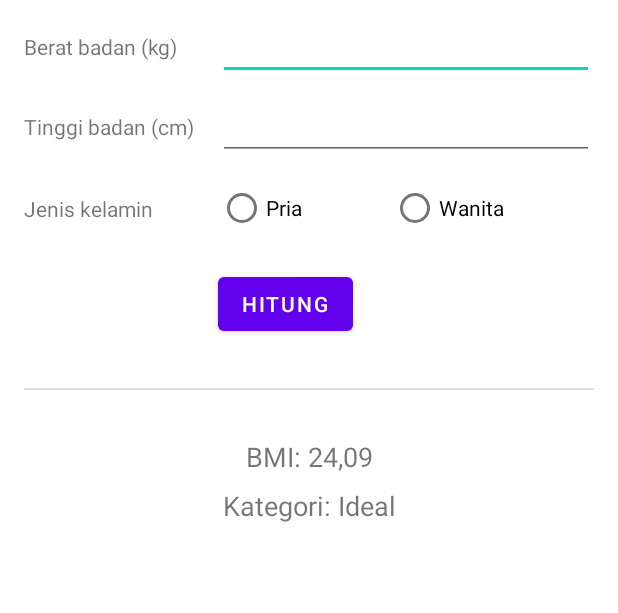
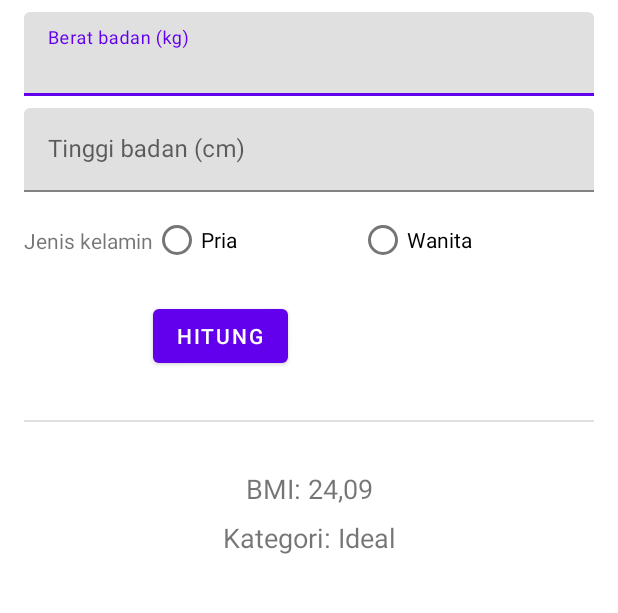
Before and after one commit to Hermanushasta/konversiMataUang, an Android app: the layout activity_main.xml on its own in the app's theme, with its tools: preview values and no code run, on a phone screen of 412 x 824 dp, the part 77-690 px from its top. Run offline under Robolectric (Android 15) with nearby library versions, the phone set to English and light mode, and no system bars.

Commit message:
mengganti input dengan material input

```diff
--- a/app/build.gradle
+++ b/app/build.gradle
@@ -42,6 +42,7 @@
     implementation 'androidx.appcompat:appcompat:1.6.1'
     implementation 'com.google.android.material:material:1.8.0'
     implementation 'androidx.constraintlayout:constraintlayout:2.1.4'
+    api 'com.google.android.material:material:1.1.0-alpha06'
     testImplementation 'junit:junit:4.13.2'
     androidTestImplementation 'androidx.test.ext:junit:1.1.5'
     androidTestImplementation 'androidx.test.espresso:espresso-core:3.5.1'
--- a/app/src/main/java/org/d3if0043/konversimatauang/MainActivity.kt
+++ b/app/src/main/java/org/d3if0043/konversimatauang/MainActivity.kt
@@ -18,12 +18,12 @@
     }
 
     private fun konvertMataUang() {
-        val berat = binding.beratEditText.text.toString()
+        val berat = binding.beratBadanInp.text.toString()
         if (TextUtils.isEmpty(berat)) {
             Toast.makeText(this, R.string.berat_invalid, Toast.LENGTH_LONG).show()
             return
         }
-        val tinggi = binding.tinggiEditText.text.toString()
+        val tinggi = binding.tinggiBadanInp.text.toString()
         if (TextUtils.isEmpty(tinggi)) {
             Toast.makeText(this, R.string.tinggi_invalid, Toast.LENGTH_LONG).show()
             return
--- a/app/src/main/res/layout/activity_main.xml
+++ b/app/src/main/res/layout/activity_main.xml
@@ -22,53 +22,41 @@
             app:layout_constraintStart_toStartOf="parent"
             app:layout_constraintTop_toTopOf="parent" />
 
-        <TextView
-            android:layout_width="wrap_content"
-            android:layout_height="wrap_content"
-            android:layout_marginStart="16dp"
-            android:labelFor="@id/beratEditText"
-            android:text="@string/berat_badan"
-            app:layout_constraintBottom_toBottomOf="@+id/beratEditText"
-            app:layout_constraintStart_toStartOf="parent"
-            app:layout_constraintTop_toTopOf="@+id/beratEditText" />
-
-        <EditText
-            android:id="@+id/beratEditText"
-            android:layout_width="0dp"
+        <com.google.android.material.textfield.TextInputLayout
+            android:id="@+id/beratBadan_hint"
+            android:layout_width="match_parent"
             android:layout_height="wrap_content"
             android:layout_marginStart="16dp"
             android:layout_marginTop="8dp"
             android:layout_marginEnd="16dp"
-            android:ems="10"
-            android:inputType="number"
-            app:layout_constraintEnd_toEndOf="parent"
-            app:layout_constraintStart_toEndOf="@+id/textView3"
-            app:layout_constraintTop_toBottomOf="@+id/textView" />
+            app:layout_constraintTop_toBottomOf="@+id/textView">
+
+            <com.google.android.material.textfield.TextInputEditText
+                android:id="@+id/beratBadan_inp"
+                android:layout_width="match_parent"
+                android:layout_height="wrap_content"
+                android:hint="@string/berat_badan" />
+        </com.google.android.material.textfield.TextInputLayout>
+
+        <com.google.android.material.textfield.TextInputLayout
+            android:id="@+id/tinggiBadan_hint"
+            android:layout_width="match_parent"
+            android:layout_height="wrap_content"
+            android:layout_marginStart="16dp"
+            android:layout_marginTop="8dp"
+            android:layout_marginEnd="16dp"
+            app:layout_constraintTop_toBottomOf="@+id/beratBadan_hint">
+
+            <com.google.android.material.textfield.TextInputEditText
+                android:id="@+id/tinggiBadan_inp"
+                android:layout_width="match_parent"
+                android:layout_height="wrap_content"
+                android:hint="@string/tinggi_badan" />
+        </com.google.android.material.textfield.TextInputLayout>
+
 
         <TextView
-            android:id="@+id/textView3"
-            android:layout_width="wrap_content"
-            android:layout_height="wrap_content"
-            android:layout_marginStart="16dp"
-            android:labelFor="@id/tinggiEditText"
-            android:text="@string/tinggi_badan"
-            app:layout_constraintBottom_toBottomOf="@+id/tinggiEditText"
-            app:layout_constraintStart_toStartOf="parent"
-            app:layout_constraintTop_toTopOf="@+id/tinggiEditText" />
-
-        <EditText
-            android:id="@+id/tinggiEditText"
-            android:layout_width="0dp"
-            android:layout_height="wrap_content"
-            android:layout_marginTop="8dp"
-            android:layout_marginEnd="16dp"
-            android:ems="10"
-            android:inputType="number"
-            app:layout_constraintEnd_toEndOf="parent"
-            app:layout_constraintStart_toStartOf="@+id/beratEditText"
-            app:layout_constraintTop_toBottomOf="@+id/beratEditText" />
-
-        <TextView
+            android:id="@+id/textViewJK"
             android:layout_width="wrap_content"
             android:layout_height="wrap_content"
             android:layout_marginStart="16dp"
@@ -85,8 +73,8 @@
             android:layout_marginEnd="16dp"
             android:orientation="horizontal"
             app:layout_constraintEnd_toEndOf="parent"
-            app:layout_constraintStart_toStartOf="@+id/tinggiEditText"
-            app:layout_constraintTop_toBottomOf="@+id/tinggiEditText">
+            app:layout_constraintStart_toEndOf="@id/textViewJK"
+            app:layout_constraintTop_toBottomOf="@id/tinggiBadan_hint">
 
             <RadioButton
                 android:id="@+id/priaRadioButton"
@@ -145,5 +133,6 @@
             app:layout_constraintStart_toStartOf="parent"
             app:layout_constraintTop_toBottomOf="@+id/bmiTextView"
             tools:text="Kategori: Ideal" />
+
     </androidx.constraintlayout.widget.ConstraintLayout>
 </ScrollView>
```
